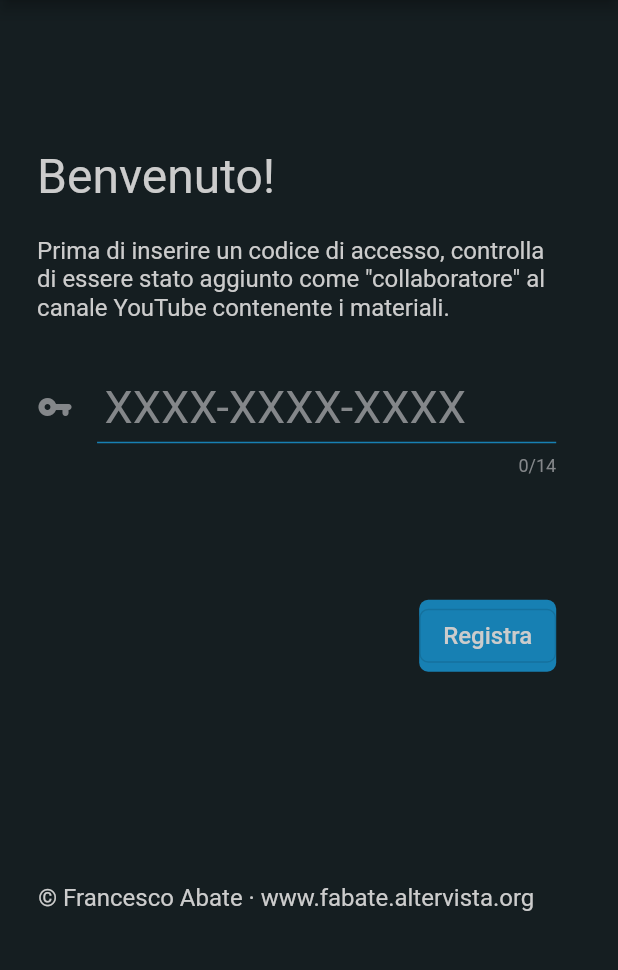
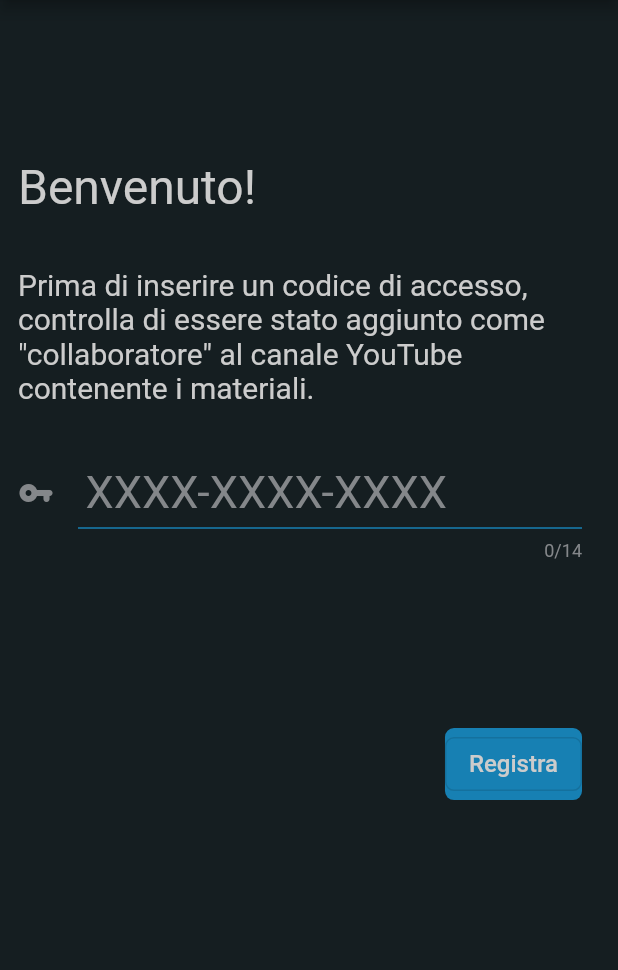
Before and after one commit to frekkanzer2/Privateflix, a Flutter app: the screen it shows after launch, on a phone screen of 412 x 824 dp, the part 210-1180 px from its top. Run offline on Flutter 3.47's test engine with Material 2 defaults, Android fonts, the phone set to English and light mode, and no system bars; drawn by our look-alikes of auto_size_text; our stand-ins replace cached_network_image, delayed_display, font_awesome_flutter, google_fonts, shared_preferences; missing offline and left inert: android_intent.

Commit message:
Re-style of the home

```diff
--- a/lib/main.dart
+++ b/lib/main.dart
@@ -116,18 +116,19 @@ class _PrivateFlixHomeState extends State<PrivateFlixHome> {
         ),
         backgroundColor: ColorBlackBlue,
       ),
-      body: Stack(
-        children: [
-          Container(
-            width: mqd.size.width,
-            height: mqd.size.height,
-            padding: EdgeInsets.only(left: mqd.size.width * 6/100, right: mqd.size.width * 10/100, bottom: mqd.size.height * 2 / 100),
-            child: SingleChildScrollView(
+      body: Container(
+        padding: EdgeInsets.fromLTRB(12, 24, 24, 0),
+        color: ColorBackgroundBlue,
+        height: mqd.size.height - 140, // sub toolbar height
+        child: SingleChildScrollView(
+          child:
+            Container(
+              height: mqd.size.height - (mqd.size.height-140)*46/100,
               child: Column(
                 crossAxisAlignment: CrossAxisAlignment.start,
                 children: [
                   Container(
-                    margin: EdgeInsets.only(top: mqd.size.height*12/100, bottom: mqd.size.height*2.5/100),
+                    margin: EdgeInsets.only(top: (mqd.size.height-140)*12/100, bottom: (mqd.size.height-140)*5/100),
                     child: AutoSizeText(
                       "Benvenuto!",
                       maxLines: 1,
@@ -139,13 +140,13 @@ class _PrivateFlixHomeState extends State<PrivateFlixHome> {
                     ),
                   ),
                   Container(
-                    margin: EdgeInsets.only(bottom: mqd.size.height*4/100),
+                    margin: EdgeInsets.only(bottom: (mqd.size.height-140)*5/100),
                     child: AutoSizeText(
                       "Prima di inserire un codice di accesso, controlla di essere stato aggiunto come \"collaboratore\" al canale YouTube contenente i materiali.",
-                      maxLines: 3,
+                      maxLines: 4,
                       minFontSize: 16,
                       style: TextStyle(
-                        fontSize: 26,
+                        fontSize: 20,
                         color: ColorWhite,
                       ),
                     ),
@@ -193,6 +194,10 @@ class _PrivateFlixHomeState extends State<PrivateFlixHome> {
                       ),
                     ),
                   ),
+                  Expanded(
+                    flex: 1,
+                    child: Container(),
+                  ),
                   Row(
                     mainAxisAlignment: MainAxisAlignment.end,
                     children: [
@@ -226,25 +231,11 @@ class _PrivateFlixHomeState extends State<PrivateFlixHome> {
                         ),
                       )
                     ],
-                  )
+                  ),
                 ],
               ),
             ),
-            color: ColorBackgroundBlue,
-          ),
-          Container(
-            margin: EdgeInsets.only(top: mqd.size.height * 71.5 / 100, left: mqd.size.width * 6.2 / 100),
-            child: AutoSizeText(
-              "© Francesco Abate · www.fabate.altervista.org",
-              minFontSize: 12,
-              maxLines: 1,
-              style: TextStyle(
-                color: ColorWhite,
-                fontSize: 16,
-              ),
-            ),
-          )
-        ],
+        ),
       ),
     );
   }
```
